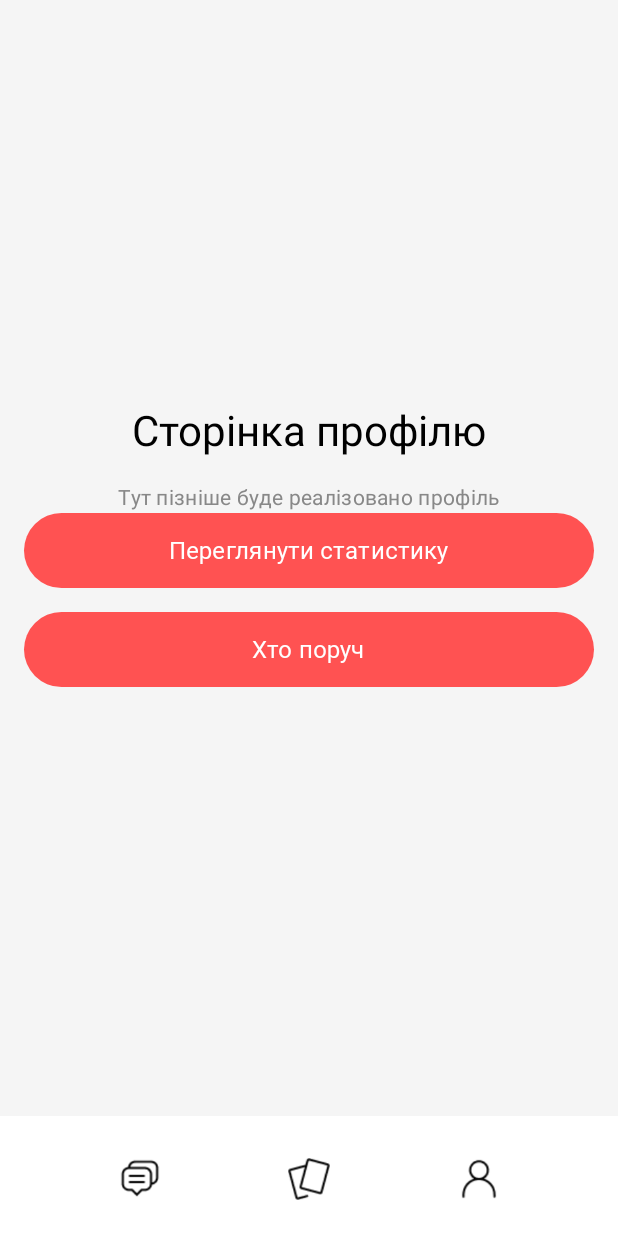
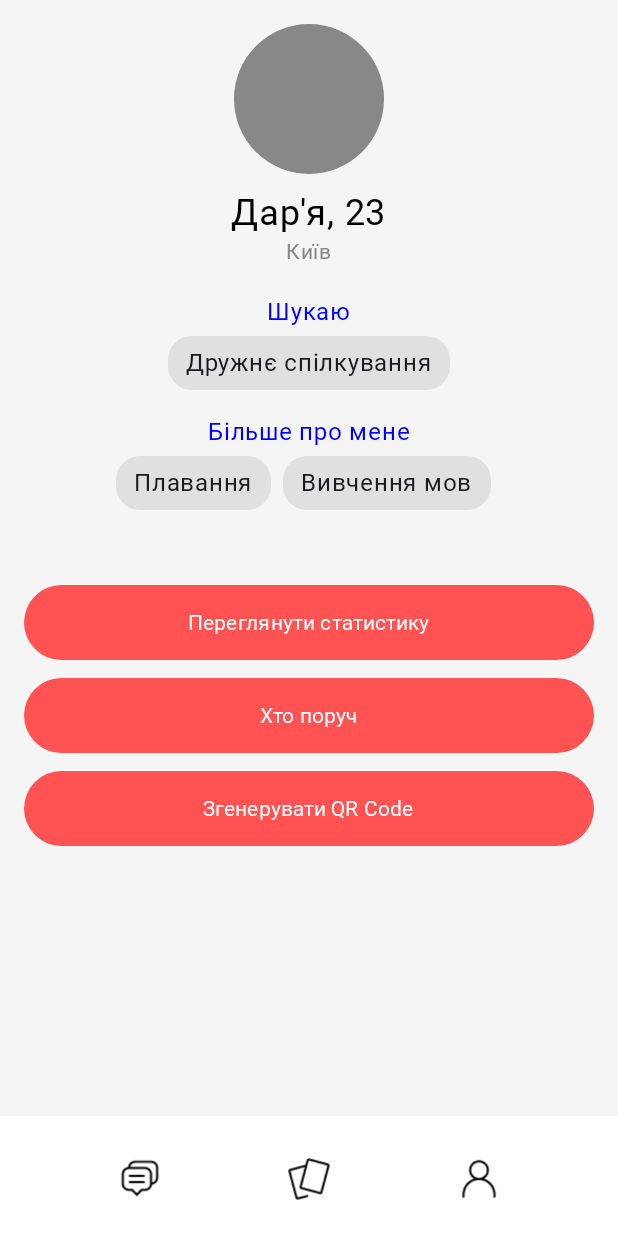
Before and after one commit to sdzmnk/RazomUA, an Android app built with Jetpack Compose: the ProfileScreen screen opened through its navigation route, on a phone screen of 412 x 824 dp. Run offline under Robolectric (Android 15) with nearby library versions, the phone set to English and light mode, and no system bars; our stand-ins replace Room's generated code; libraries missing offline, so code that uses them is left out: com.jakewharton.retrofit2; Roboto replaces fonts that are not available here.

Commit message:
added QR code to the profile

```diff
--- a/app/build.gradle.kts
+++ b/app/build.gradle.kts
@@ -78,6 +78,7 @@ dependencies {
     implementation("org.jetbrains.kotlinx:kotlinx-coroutines-play-services:1.8.1")
     implementation("com.google.android.libraries.places:places:3.5.0")
     implementation("androidx.room:room-runtime:2.6.1")
+    implementation("com.google.zxing:core:3.5.2")
 
 
 }
--- a/app/src/main/java/com/example/razomua/ui/screens/welcome/ProfileScreen.kt
+++ b/app/src/main/java/com/example/razomua/ui/screens/welcome/ProfileScreen.kt
@@ -1,22 +1,35 @@
 package com.example.razomua.ui.screens.welcome
 
+import android.app.Dialog
+import androidx.compose.foundation.Image
 import androidx.compose.foundation.background
 import androidx.compose.foundation.layout.*
 import androidx.compose.foundation.shape.RoundedCornerShape
 import androidx.compose.material3.*
 import androidx.compose.runtime.Composable
+import androidx.compose.runtime.getValue
+import androidx.compose.runtime.mutableStateOf
+import androidx.compose.runtime.remember
+import androidx.compose.runtime.setValue
 import androidx.compose.ui.Alignment
 import androidx.compose.ui.Modifier
 import androidx.compose.ui.graphics.Color
+import androidx.compose.ui.graphics.asImageBitmap
 import androidx.compose.ui.res.painterResource
 import androidx.compose.ui.unit.dp
 import androidx.compose.ui.unit.sp
+import androidx.compose.ui.window.Dialog
 import androidx.navigation.NavController
 import com.example.razomua.R
 import com.example.razomua.ui.theme.Montserrat
 
 @Composable
 fun ProfileScreen(navController: NavController) {
+    var showQR by remember { mutableStateOf(false) }
+    val testUserId = 12345
+    val qrBitmap by remember {
+        mutableStateOf(generateQRCode("https://razomua.com/profile/$testUserId"))
+    }
     Scaffold(
         bottomBar = {
             BottomAppBar(
@@ -60,31 +73,71 @@ fun ProfileScreen(navController: NavController) {
             }
         }
     ) { innerPadding ->
-        Box(
+        Column(
             modifier = Modifier
                 .fillMaxSize()
                 .background(Color(0xFFF5F5F5))
-                .padding(innerPadding),
-            contentAlignment = Alignment.Center
+                .padding(innerPadding)
+                .padding(16.dp),
+            horizontalAlignment = Alignment.CenterHorizontally
         ) {
-            Column(
-                horizontalAlignment = Alignment.CenterHorizontally,
-                verticalArrangement = Arrangement.Center
+            // Фото профілю
+            Box(
+                modifier = Modifier
+                    .size(100.dp)
+                    .background(Color.Gray, shape = RoundedCornerShape(50.dp))
             ) {
-                Text(
-                    text = "Сторінка профілю",
-                    style = MaterialTheme.typography.headlineMedium,
-                    color = Color.Black
-                )
+                // Можна вставити Image(painter = ..., contentDescription = ...)
+            }
+
+            Spacer(modifier = Modifier.height(12.dp))
+
+            // Ім'я та вік
+            Text(text = "Дар'я, 23", fontSize = 24.sp, fontFamily = Montserrat, color = Color.Black)
+
+            // Місто
+            Text(text = "Київ", fontSize = 14.sp, color = Color.Gray)
 
             Spacer(modifier = Modifier.height(16.dp))
 
+            // Що шукає
+            Text(text = "Шукаю", fontFamily = Montserrat, color = Color.Blue)
+            Surface(
+                color = Color(0xFFE0E0E0),
+                shape = RoundedCornerShape(16.dp),
+                modifier = Modifier.padding(vertical = 4.dp)
+            ) {
                 Text(
-                    text = "Тут пізніше буде реалізовано профіль",
-                    style = MaterialTheme.typography.bodyMedium,
-                    color = Color.Gray
+                    text = "Дружнє спілкування",
+                    modifier = Modifier.padding(horizontal = 12.dp, vertical = 6.dp),
+                    fontFamily = Montserrat
                 )
+            }
 
+            Spacer(modifier = Modifier.height(12.dp))
+
+            // Більше про мене
+            Text(text = "Більше про мене", fontFamily = Montserrat, color = Color.Blue)
+
+            Row(modifier = Modifier.padding(top = 4.dp)) {
+                listOf("Плавання", "Вивчення мов").forEach { tag ->
+                    Surface(
+                        color = Color(0xFFE0E0E0),
+                        shape = RoundedCornerShape(16.dp),
+                        modifier = Modifier.padding(end = 8.dp)
+                    ) {
+                        Text(
+                            text = tag,
+                            modifier = Modifier.padding(horizontal = 12.dp, vertical = 6.dp),
+                            fontFamily = Montserrat
+                        )
+                    }
+                }
+            }
+
+            Spacer(modifier = Modifier.height(50.dp))
+
+            // Кнопки
             Button(
                 onClick = { navController.navigate("diagram") },
                 colors = ButtonDefaults.buttonColors(containerColor = Color(0xFFFF5252)),
@@ -92,12 +145,11 @@ fun ProfileScreen(navController: NavController) {
                 modifier = Modifier
                     .fillMaxWidth()
                     .height(50.dp)
-                        .padding(horizontal = 16.dp)
             ) {
-                    Text(text = "Переглянути статистику", color = Color.White, fontSize = 16.sp, fontFamily = Montserrat )
+                Text(text = "Переглянути статистику", color = Color.White, fontFamily = Montserrat)
             }
 
-                Spacer(modifier = Modifier.height(16.dp))
+            Spacer(modifier = Modifier.height(12.dp))
 
             Button(
                 onClick = { navController.navigate("googlemaps") },
@@ -106,13 +158,32 @@ fun ProfileScreen(navController: NavController) {
                 modifier = Modifier
                     .fillMaxWidth()
                     .height(50.dp)
-                        .padding(horizontal = 16.dp)
             ) {
-                    Text(text = "Хто поруч", color = Color.White, fontSize = 16.sp, fontFamily = Montserrat)
+                Text(text = "Хто поруч", color = Color.White, fontFamily = Montserrat)
             }
 
-                Spacer(modifier = Modifier.height(16.dp))
+            Spacer(modifier = Modifier.height(12.dp))
+
+            Button(
+                onClick = { showQR = true },
+                colors = ButtonDefaults.buttonColors(containerColor = Color(0xFFFF5252)),
+                shape = RoundedCornerShape(50),
+                modifier = Modifier
+                    .fillMaxWidth()
+                    .height(50.dp)
+            ) {
+                Text(text = "Згенерувати QR Code", color = Color.White, fontFamily = Montserrat)
+            }
+
+            if (showQR) {
+                Dialog(onDismissRequest = { showQR = false }) {
+                    Image(
+                        bitmap = qrBitmap.asImageBitmap(),
+                        contentDescription = "QR Code",
+                        modifier = Modifier.size(250.dp)
+                    )
                 }
             }
         }
     }
+}
--- /dev/null
+++ b/app/src/main/java/com/example/razomua/ui/screens/welcome/QRCodeUtils.kt
@@ -0,0 +1,21 @@
+package com.example.razomua.ui.screens.welcome
+
+
+import android.graphics.Bitmap
+import com.google.zxing.BarcodeFormat
+import com.google.zxing.qrcode.QRCodeWriter
+import androidx.core.graphics.createBitmap
+import androidx.core.graphics.set
+
+fun generateQRCode(content: String, size: Int = 512): Bitmap {
+    val writer = QRCodeWriter()
+    val bitMatrix = writer.encode(content, BarcodeFormat.QR_CODE, size, size)
+    val bmp = createBitmap(size, size, Bitmap.Config.RGB_565)
+    for (x in 0 until size) {
+        for (y in 0 until size) {
+            bmp[x, y] =
+                if (bitMatrix[x, y]) android.graphics.Color.BLACK else android.graphics.Color.WHITE
+        }
+    }
+    return bmp
+}
```
Lines whose indentation alone changed are shown as unchanged.
